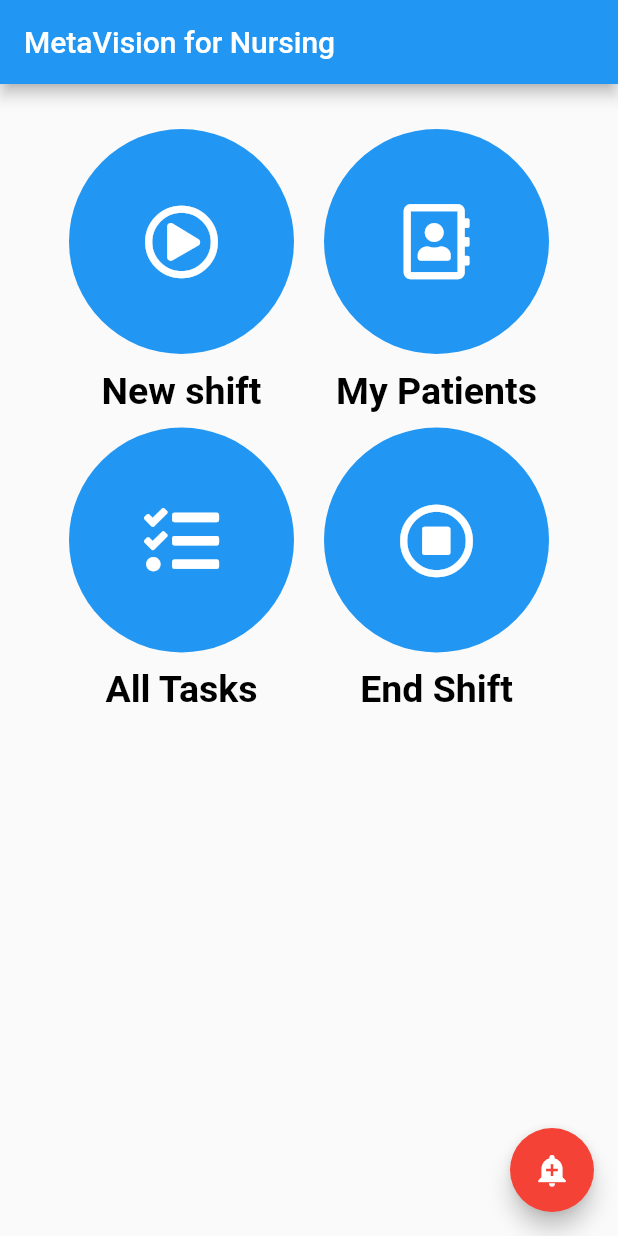
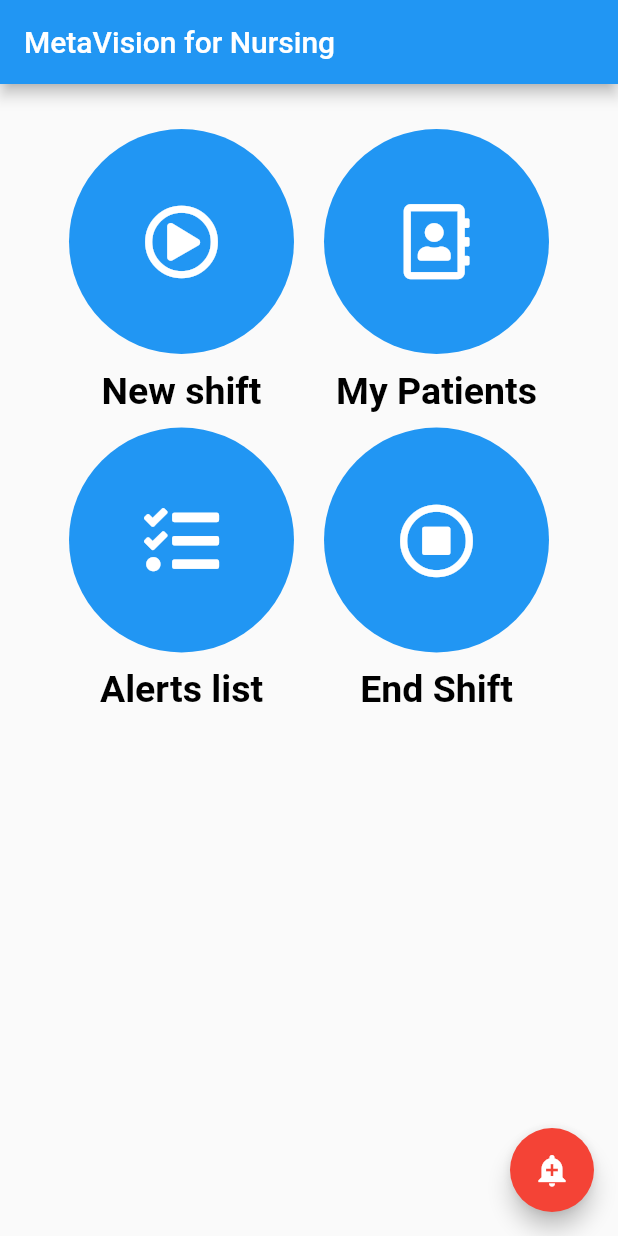
Before and after one commit to YuvalAshkenazi/LabDay, a Flutter app: the screen it shows after launch, on a phone screen of 412 x 824 dp. Run offline on Flutter 3.47's test engine with Material 2 defaults, Android fonts, the phone set to English and light mode, and no system bars; our stand-ins replace cloud_firestore, firebase_core, font_awesome_flutter; accounts and stored records are empty.

Commit message:
Add alert list

```diff
--- a/lib/main.dart
+++ b/lib/main.dart
@@ -36,7 +36,7 @@ class MyApp extends StatelessWidget {
         //'/': (context) => FirestoreExampleApp(),
         '/NewShift': (context) => NewShift(),
         '/EndShift': (context) => EndShift(),
-        '/AllTasks': (context) => AllTasks(),
+        '/AllTasks': (context) => MyFirebasePage(),
         '/MyPatients': (context) => MyPatients(),
       },
     );
--- a/lib/ui/screens/main_screen/main_screen.dart
+++ b/lib/ui/screens/main_screen/main_screen.dart
@@ -72,11 +72,11 @@ class _MainScreenState extends State<MainScreen> {
                     textBaseline: TextBaseline.alphabetic,
                     children: <Widget>[
                       MainScreenButton(
-                        text: 'All Tasks',
+                        text: 'Alerts list',
                         iconData: FontAwesomeIcons.tasks,
                         onPressed: () {
                           Navigator.pushNamed(context, '/AllTasks');
-                          print('All Tasks');
+                          print('Alerts list');
                         },
                       ),
                       MainScreenButton(
```
Also changed, not shown: lib/TestFirebase.dart (+11 -2 lines).
